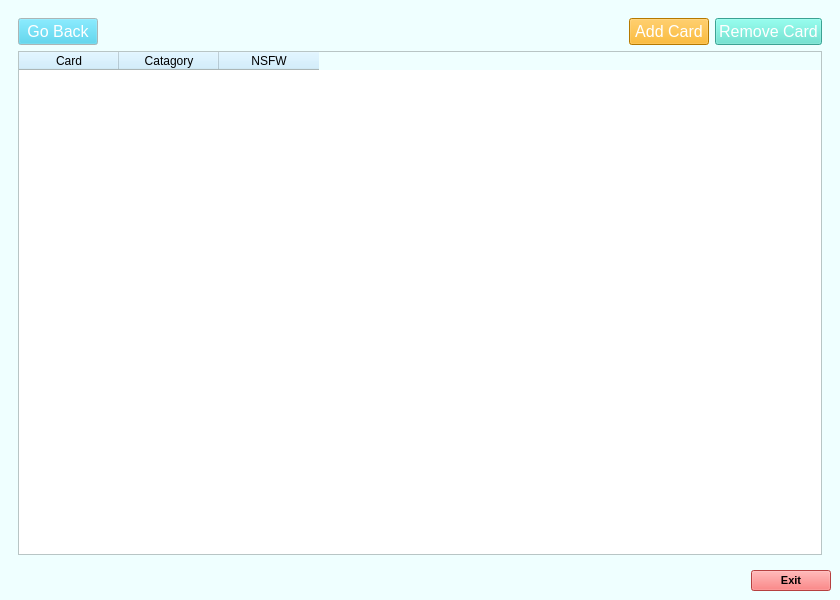
Old version of the form card_bank.ui in the repository MitchellMcDuff/Card_Bank.
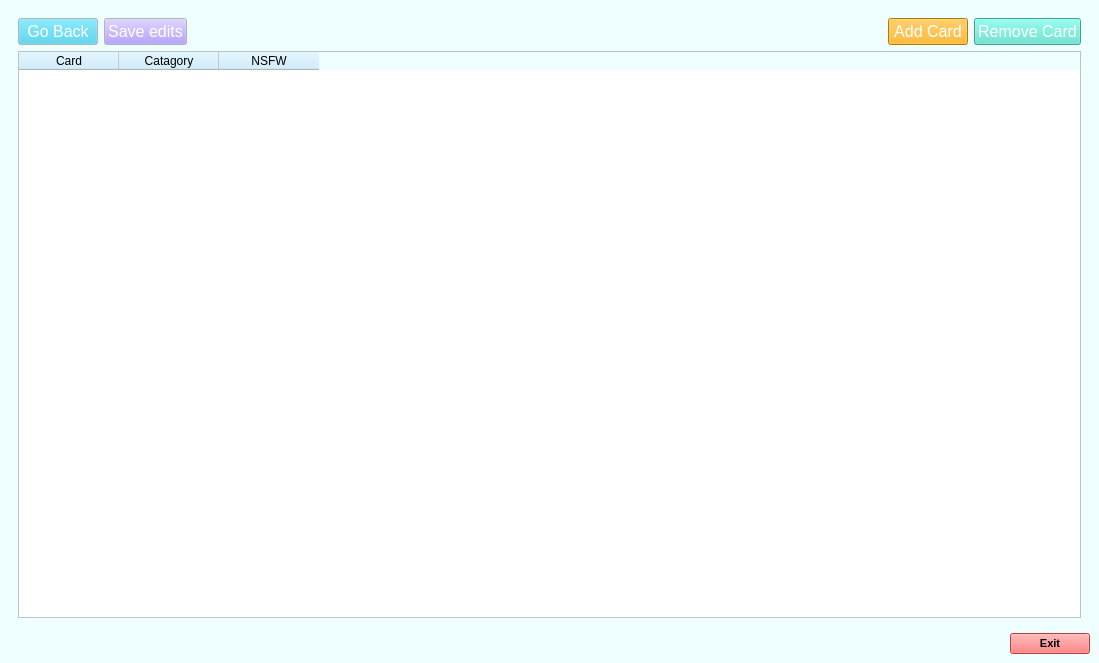
New version of the form. The open tabs and pages were chosen to show the change.

Commit message: Buttons connected. Warning Label added. UI updates. renaming. an more!

Diff of the .ui file:
```diff
--- a/card_bank.ui
+++ b/card_bank.ui
@@ -6,8 +6,8 @@
    <rect>
     <x>0</x>
     <y>0</y>
-    <width>840</width>
-    <height>600</height>
+    <width>1099</width>
+    <height>663</height>
    </rect>
   </property>
   <property name="palette">
@@ -432,6 +432,13 @@
    <layout class="QGridLayout" name="gridLayout_4">
     <item row="1" column="0">
      <layout class="QHBoxLayout" name="horizontalLayout_2">
+      <item>
+       <widget class="QLabel" name="warningLabel">
+        <property name="text">
+         <string/>
+        </property>
+       </widget>
+      </item>
       <item>
        <spacer name="horizontalSpacer_4">
         <property name="orientation">
@@ -6024,6 +6031,50 @@
             </property>
            </widget>
           </item>
+          <item>
+           <widget class="QPushButton" name="saveEditsButton">
+            <property name="palette">
+             <palette>
+              <active>
+               <colorrole role="Button">
+                <brush brushstyle="SolidPattern">
+                 <color alpha="255">
+                  <red>161</red>
+                  <green>129</green>
+                  <blue>255</blue>
+                 </color>
+                </brush>
+               </colorrole>
+              </active>
+              <inactive>
+               <colorrole role="Button">
+                <brush brushstyle="SolidPattern">
+                 <color alpha="255">
+                  <red>161</red>
+                  <green>129</green>
+                  <blue>255</blue>
+                 </color>
+                </brush>
+               </colorrole>
+              </inactive>
+              <disabled>
+               <colorrole role="Button">
+                <brush brushstyle="SolidPattern">
+                 <color alpha="255">
+                  <red>161</red>
+                  <green>129</green>
+                  <blue>255</blue>
+                 </color>
+                </brush>
+               </colorrole>
+              </disabled>
+             </palette>
+            </property>
+            <property name="text">
+             <string>Save edits</string>
+            </property>
+           </widget>
+          </item>
           <item>
            <spacer name="horizontalSpacer_3">
             <property name="orientation">
```
Left out of the diff: 64 changed lines with no effect on the pictures. The commit also changes 4 other files.
